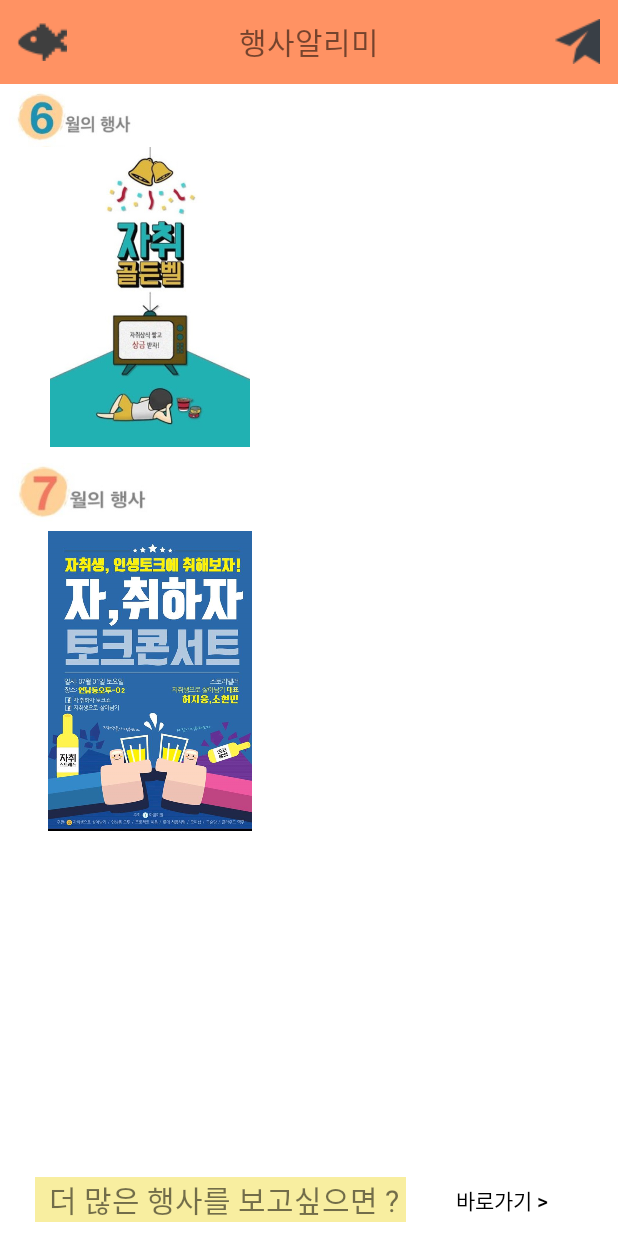
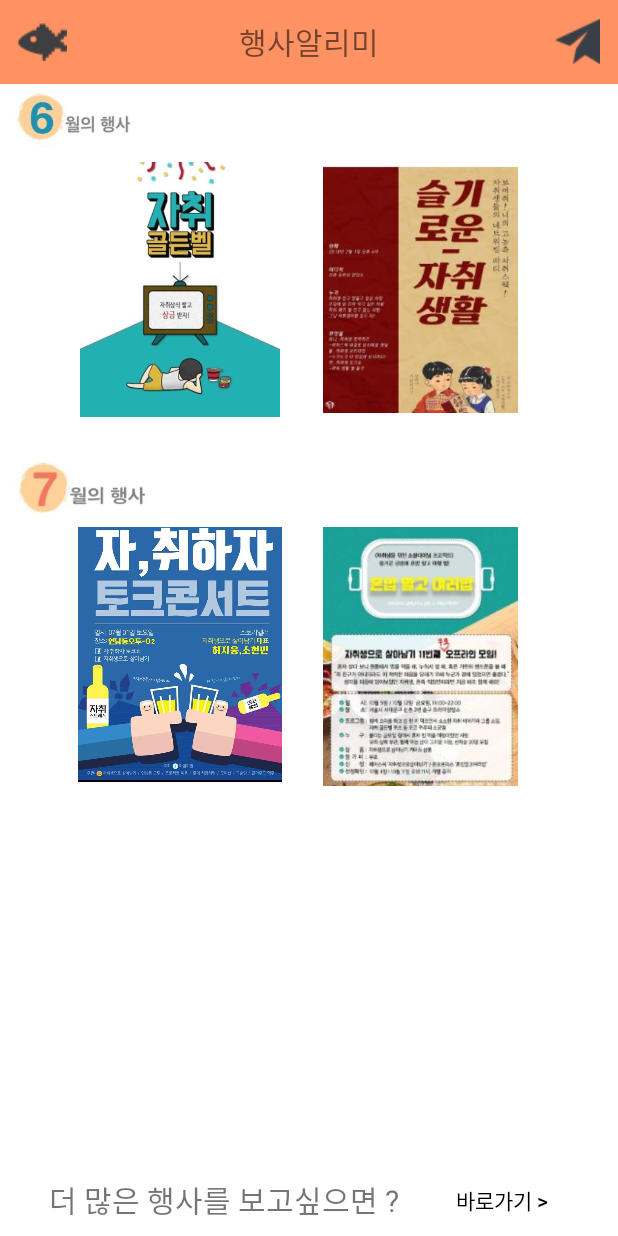
Before and after one commit to Han-Seulgi/jachwi-in-talk, an Android app: the EventActivity screen opened directly, with no data from a screen before it, on a phone screen of 412 x 824 dp. Run offline under Robolectric (Android 15) with nearby library versions, the phone set to English and light mode, and no system bars.

Commit message:
지윤_안전지키미설정화면

```diff
--- a/app/src/main/java/com/example/project_test/EventActivity.java
+++ b/app/src/main/java/com/example/project_test/EventActivity.java
@@ -30,7 +30,7 @@ public class EventActivity extends AppCompatActivity {
     }
 
         public void onButton(View v)
-        { Intent intent = new Intent(Intent.ACTION_VIEW, Uri.parse("https://m.naver.com"));
+        { Intent intent = new Intent(Intent.ACTION_VIEW, Uri.parse("https://www.facebook.com/onehomelife/"));
             startActivity(intent);
         }
 
--- a/app/src/main/res/layout/activity_eset.xml
+++ b/app/src/main/res/layout/activity_eset.xml
@@ -65,6 +65,13 @@
                     android:layout_width="200dp"
                     android:layout_height="wrap_content"
                     android:layout_marginLeft="10dp"/>
+
+                <Button
+                    android:layout_width="30dp"
+                    android:layout_height="30dp"
+                    android:layout_marginLeft="10dp"
+                    android:text="+"
+                    android:background="#7BABCA"/>
             </LinearLayout>
 
             <View
@@ -88,6 +95,7 @@
                     android:layout_width="200dp"
                     android:layout_height="wrap_content"
                     android:layout_marginLeft="10dp"/>
+
             </LinearLayout>
 
             <View
@@ -107,7 +115,7 @@
                     android:layout_marginLeft="70dp"
                     android:layout_width="wrap_content"
                     android:layout_height="wrap_content"
-                    android:background="#90BFDD"
+                    android:background="#7BABCA"
                     android:textColor="#ffffff"
                     android:text=" 문자 테스트 "/>
 
@@ -116,7 +124,7 @@
                     android:id="@+id/setbtn2"
                     android:layout_width="wrap_content"
                     android:layout_height="wrap_content"
-                    android:background="#90BFDD"
+                    android:background="#7BABCA"
                     android:textColor="#ffffff"
                     android:text=" 전화 테스트 "/>
 
@@ -165,7 +173,7 @@
                     android:layout_width="wrap_content"
                     android:layout_height="wrap_content"
                     android:layout_marginLeft="20dp"
-                    android:background="#90BFDD"
+                    android:background="#7BABCA"
                     android:textColor="#ffffff"
                     android:text=" 감도 테스트 "/>
 
--- a/app/src/main/res/layout/activity_event.xml
+++ b/app/src/main/res/layout/activity_event.xml
@@ -40,12 +40,25 @@
                 android:layout_marginTop="-25dp"
                 android:src="@drawable/jun1"/>
 
+            <LinearLayout
+                android:layout_width="wrap_content"
+                android:layout_height="wrap_content"
+                android:layout_marginLeft="50dp"
+                android:layout_marginTop="-20dp">
             <ImageView
-                android:layout_width="200dp"
+                android:layout_width="140dp"
                 android:layout_height="200dp"
+                android:layout_marginRight="25dp"
                 android:src="@drawable/event1"
                 android:layout_marginTop="-30dp"
                />
+            <ImageView
+                android:layout_width="130dp"
+                android:layout_height="230dp"
+                android:src="@drawable/event3"
+                android:layout_marginTop="-30dp"
+                />
+            </LinearLayout>
 
 
         </LinearLayout>
@@ -60,14 +73,29 @@
                 android:layout_width="100dp"
                 android:layout_height="wrap_content"
                 android:layout_marginLeft="7dp"
-                android:layout_marginTop="-15dp"
+                android:layout_marginTop="-28dp"
                 android:src="@drawable/july1"/>
-            <ImageView
-                android:layout_width="200dp"
-                android:layout_height="200dp"
-                android:layout_marginTop="-20dp"
-                android:src="@drawable/event2"
-                />
+
+
+            <LinearLayout
+                android:layout_width="wrap_content"
+                android:layout_height="wrap_content"
+                android:layout_marginLeft="50dp"
+                android:layout_marginTop="-20dp">
+                <ImageView
+                    android:layout_width="140dp"
+                    android:layout_height="200dp"
+                    android:layout_marginRight="25dp"
+                    android:src="@drawable/event2"
+                    android:layout_marginTop="-30dp"
+                    />
+                <ImageView
+                    android:layout_width="130dp"
+                    android:layout_height="230dp"
+                    android:src="@drawable/event4"
+                    android:layout_marginTop="-30dp"
+                    />
+            </LinearLayout>
 
         </LinearLayout>
     </LinearLayout>
@@ -83,7 +111,6 @@
             android:layout_width="wrap_content"
             android:layout_height="wrap_content"
             android:text="  더 많은 행사를 보고싶으면 ? "
-            android:background="#F8EEA0"
             android:textSize="20sp"
             app:layout_constraintRight_toLeftOf="@id/eventsite" />
         <Button
```
Also changed, not shown: app/src/main/res/drawable/event3.JPG (added), app/src/main/res/drawable/event4.JPG (added).
